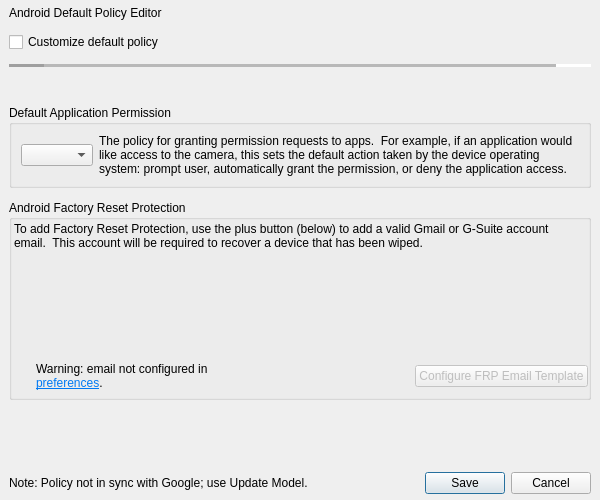
fw-dev/translations, file FWAdminLib/AndroidDefaultPolicyEditorDlg.ui: the form before one commit.
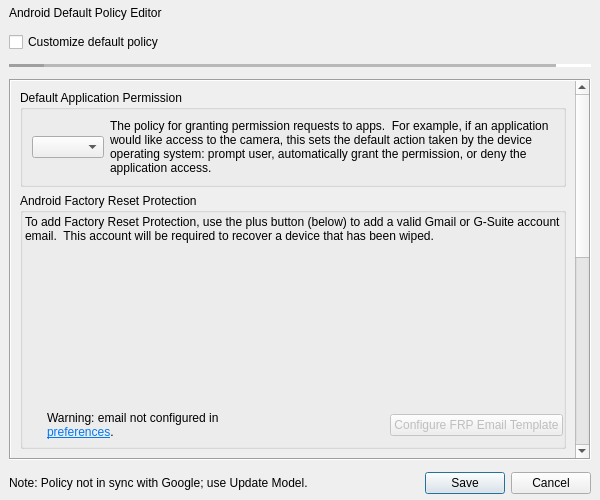
The form after the commit. Icons and pictures are not drawn. Custom widgets are drawn as their Qt base class.

Diff of the .ui file:
```diff
--- a/FWAdminLib/AndroidDefaultPolicyEditorDlg.ui
+++ b/FWAdminLib/AndroidDefaultPolicyEditorDlg.ui
@@ -83,22 +83,42 @@
     </widget>
    </item>
    <item>
-    <widget class="QLabel" name="lTip_lbl_chkbox_customizeDefaults">
-     <property name="text">
-      <string/>
+    <widget class="QScrollArea" name="parentScroll">
+     <property name="sizePolicy">
+      <sizepolicy hsizetype="Expanding" vsizetype="MinimumExpanding">
+       <horstretch>0</horstretch>
+       <verstretch>0</verstretch>
+      </sizepolicy>
      </property>
-     <property name="wordWrap">
+     <property name="minimumSize">
+      <size>
+       <width>0</width>
+       <height>0</height>
+      </size>
+     </property>
+     <property name="frameShape">
+      <enum>QFrame::Box</enum>
+     </property>
+     <property name="horizontalScrollBarPolicy">
+      <enum>Qt::ScrollBarAsNeeded</enum>
+     </property>
+     <property name="widgetResizable">
       <bool>true</bool>
      </property>
-     <property name="buddy">
-      <cstring>frm_chkbox_customizeDefaults</cstring>
-     </property>
-    </widget>
-   </item>
+     <widget class="QWidget" name="viewport_editorContents">
+      <property name="geometry">
+       <rect>
+        <x>0</x>
+        <y>0</y>
+        <width>582</width>
+        <height>821</height>
+       </rect>
+      </property>
+      <layout class="QVBoxLayout" name="verticalLayout">
    <item>
     <widget class="QGroupBox" name="groupBox">
      <property name="sizePolicy">
-      <sizepolicy hsizetype="Expanding" vsizetype="Preferred">
+          <sizepolicy hsizetype="Minimum" vsizetype="Fixed">
        <horstretch>0</horstretch>
        <verstretch>0</verstretch>
       </sizepolicy>
@@ -196,8 +216,8 @@
           <rect>
            <x>0</x>
            <y>0</y>
-           <width>572</width>
-           <height>113</height>
+               <width>548</width>
+               <height>111</height>
           </rect>
          </property>
          <property name="sizePolicy">
@@ -332,46 +352,24 @@
     </widget>
    </item>
    <item>
-    <layout class="QGridLayout" name="gl_googleCompliance">
-     <property name="leftMargin">
-      <number>0</number>
-     </property>
-     <property name="topMargin">
-      <number>0</number>
-     </property>
-     <property name="rightMargin">
-      <number>0</number>
-     </property>
-     <property name="bottomMargin">
-      <number>0</number>
-     </property>
-     <property name="verticalSpacing">
-      <number>0</number>
-     </property>
-     <item row="0" column="0" colspan="2">
       <widget class="GoogleDeviceComplianceWidget" name="googleDeviceComplianceWidget" native="true">
        <property name="sizePolicy">
-        <sizepolicy hsizetype="Expanding" vsizetype="MinimumExpanding">
+          <sizepolicy hsizetype="Minimum" vsizetype="MinimumExpanding">
          <horstretch>0</horstretch>
          <verstretch>0</verstretch>
         </sizepolicy>
        </property>
-      </widget>
-     </item>
-    </layout>
-   </item>
-   <item>
-    <spacer name="verticalSpacer">
-     <property name="orientation">
-      <enum>Qt::Vertical</enum>
-     </property>
-     <property name="sizeHint" stdset="0">
+         <property name="minimumSize">
       <size>
-       <width>20</width>
-       <height>40</height>
-      </size>
-     </property>
-    </spacer>
+           <width>0</width>
+           <height>429</height>
+          </size>
+         </property>
+        </widget>
+       </item>
+      </layout>
+     </widget>
+    </widget>
    </item>
    <item>
     <layout class="QHBoxLayout" name="buttonBoxLayout">
```
Left out of the diff: 14 changed lines with no effect on the pictures. Lines whose indentation alone changed are shown as unchanged.
